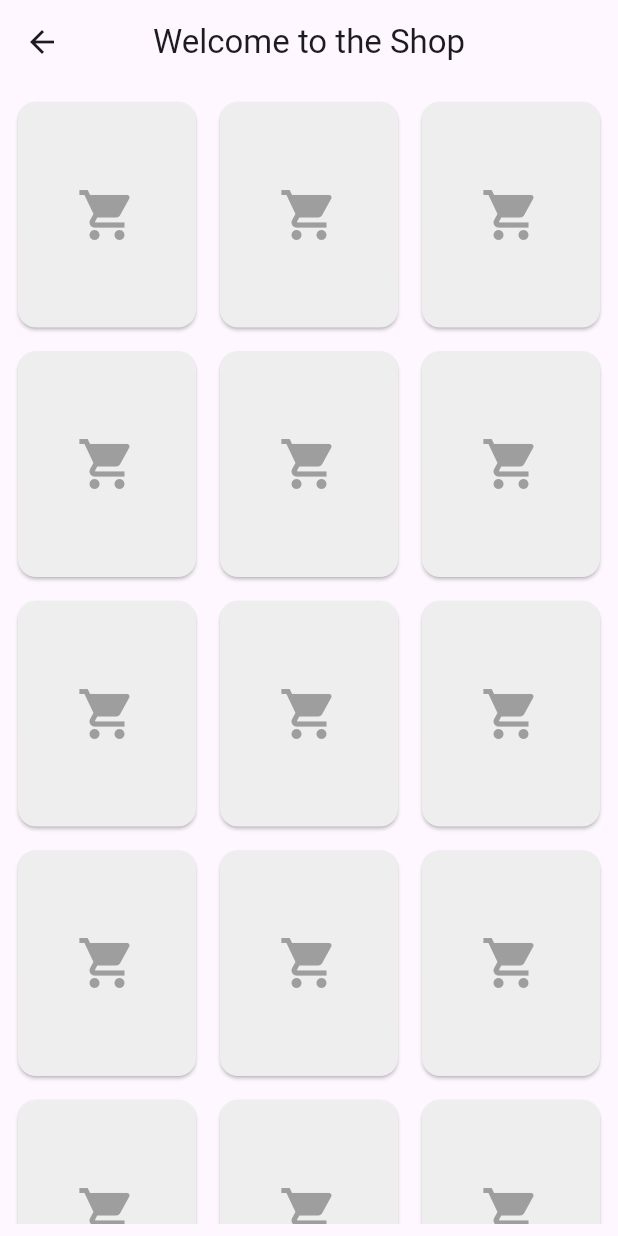
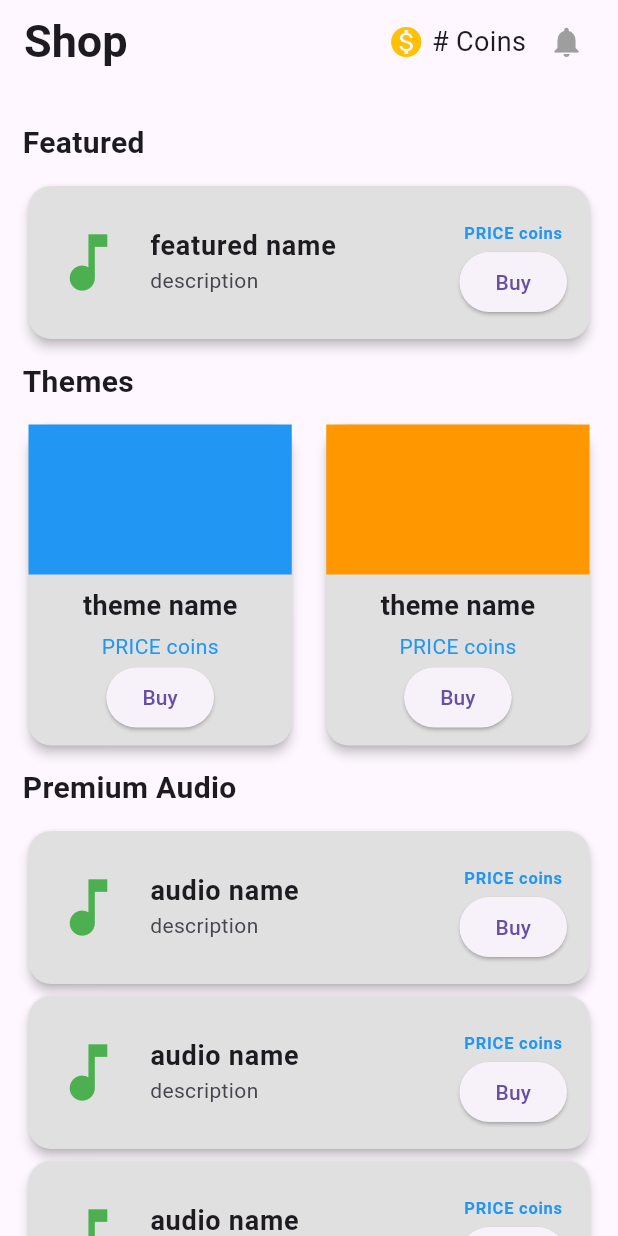
Before and after one commit to CSC-3380-Spring-2025/Team-15, a Flutter app: the ShopPage screen opened directly, on a phone screen of 412 x 824 dp. Run offline on Flutter 3.47's test engine with Material 3 defaults, Android fonts, the phone set to English and light mode, and no system bars; our stand-ins replace audioplayers, firebase_core, table_calendar; accounts and stored records are empty.

Commit message:
Updated Shop Design

```diff
--- a/fortis/lib/pages/shop.dart
+++ b/fortis/lib/pages/shop.dart
@@ -1,42 +1,134 @@
 import 'package:flutter/material.dart';
+
+void main() {
+  runApp(const MyApp());
+}
+
+class MyApp extends StatelessWidget {
+  const MyApp({super.key});
+
+  @override
+  Widget build(BuildContext context) {
+    return MaterialApp(
+      home: ShopPage(),
+    );
+  }
+}
 
 class ShopPage extends StatelessWidget {
   const ShopPage({super.key});
 
   @override
   Widget build(BuildContext context) {
-    List<String?> items  = List.generate(15, (index) => null); // Placeholder for items
+    return Scaffold(
+      appBar: AppBar(
+        title: const Text('Shop', style: TextStyle(fontSize: 30, fontWeight: FontWeight.bold)),
+        actions: [
+          Row(
+            children: [
+              const Icon(Icons.monetization_on, color: Colors.amber),
+              const SizedBox(width: 5),
+              const Text('# Coins', style: TextStyle(fontSize: 18)), // User coin count variable goes here
+              const SizedBox(width: 15),
 
-    return Scaffold(
-      appBar: AppBar(title : const Text('Welcome to the Shop'), centerTitle: true),
-      body: Padding(padding: const EdgeInsets.all(8.0),
-      child: GridView.builder(
-        gridDelegate: const SliverGridDelegateWithFixedCrossAxisCount (
-          crossAxisCount: 3, // 3 columns
-          crossAxisSpacing: 8, // space between columns
-          mainAxisSpacing: 8, // space between rows
-          childAspectRatio: 0.8, // width to height ratio
+              const Icon(Icons.notifications, color: Colors.grey), // Notifications placeholder icon
+              const Text('      ')
+            ],
+
+          )
+
+        ],
+      ),
+
+      body: ListView(
+        padding: const EdgeInsets.all(15.0),
+        children: [
+          _headerTitle('Featured'),
+          _itemLong('featured name', 'description', 'PRICE coins'),
+
+          _headerTitle('Themes'),
+          Row(
+            children: [
+              Expanded(child: _itemTheme('theme name', 'PRICE coins', Colors.blue)),
+              const SizedBox(width: 15),
+              Expanded(child: _itemTheme('theme name', 'PRICE coins', Colors.orange)),
+            ],
           ),
+          // Repeat Row() for more themes
 
-          itemCount: items.length,
-          itemBuilder: (context, index) {
-            return Card(
-              color: Colors.grey[200],
-              child: Center(
-                child: items[index] != null ?
-                  Text(
-                    'Item $index',
-                    style: const TextStyle(fontSize: 16),
-                  )
-                : const Icon(
-                  Icons.shopping_cart,
-                  color: Colors.grey,
-                  size: 40,
+
+          _headerTitle('Premium Audio'),
+          _itemLong('audio name', 'description', 'PRICE coins'),
+          _itemLong('audio name', 'description', 'PRICE coins'),
+          _itemLong('audio name', 'description', 'PRICE coins'),
+          // Repeat _itemLong() for more items
+        ],
+      ),
+    );
+  }
+
+  Widget _headerTitle(String title) {
+    return Padding(
+      padding: const EdgeInsets.symmetric(vertical: 10.0),
+      child: Text(
+        title,
+        style: const TextStyle(fontSize: 20, fontWeight: FontWeight.bold),
+      ),
+    );
+  }
+
+  Widget _itemLong(String title, String description, String price) {
+    return Card(
+      color: Colors.grey[300],
+      elevation: 3,
+      shape: RoundedRectangleBorder(borderRadius: BorderRadius.circular(15)),
+      child: ListTile(
+        contentPadding: const EdgeInsets.all(15),
+        leading: const Icon(Icons.music_note, size: 50, color: Colors.green),
+        title: Text(title, style: const TextStyle(fontSize: 18, fontWeight: FontWeight.bold)),
+        subtitle: Text(description),
+        trailing: Column(
+          mainAxisAlignment: MainAxisAlignment.center,
+          children: [
+            Text(price, style: const TextStyle(color: Colors.blue, fontWeight: FontWeight.bold)),
+            const SizedBox(height: 1),
+            ElevatedButton(
+              onPressed: () {}, // Add purchase mechanic
+              child: const Text('Buy'),
+            ),
+          ],
+        ),
+      ),
+    );
+  }
+
+  Widget _itemTheme(String title, String price, Color color) {
+    return Card(
+      elevation: 3,
+      color: Colors.grey[300],
+      shape: RoundedRectangleBorder(borderRadius: BorderRadius.circular(15)),
+      child: Column(
+        children: [
+          Container(
+            height: 100,
+            color: color, // Preview theme color
+          ),
+          Padding(
+            padding: const EdgeInsets.all(8.0),
+            child: Column(
+              children: [
+                Text(title, style: const TextStyle(fontSize: 18, fontWeight: FontWeight.bold)),
+                const SizedBox(height: 4),
+                Text(price, style: const TextStyle(color: Colors.blue)),
+                ElevatedButton(
+                  onPressed: () {}, // Add purchase mechanic
+                  child: const Text('Buy'),
                 ),
-              ),
-            );
-          })
-      )
+              ],
+            ),
+          ),
+        ],
+      ),
     );
   }
 }
```
